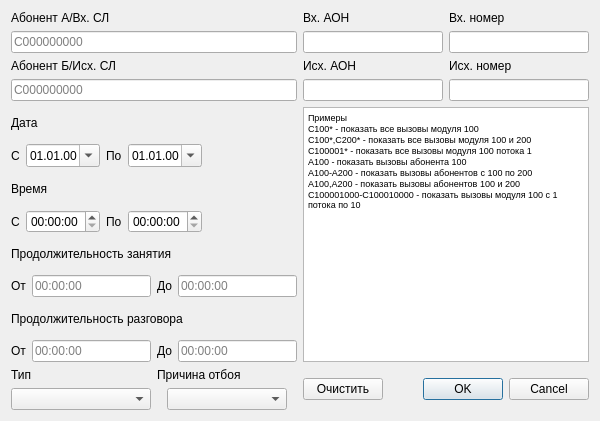
This is filterdialog.ui in Genrikh302/MTA as Qt 5 draws it before an edit. The edited form follows.
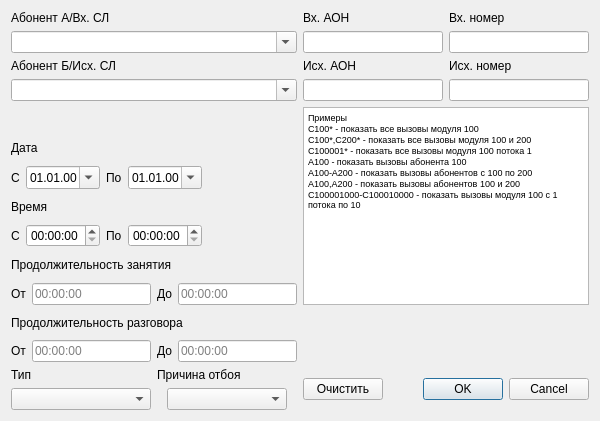
This is the edited form. Custom widgets are drawn as their Qt base class.

Diff of the .ui file:
```diff
--- a/filterdialog.ui
+++ b/filterdialog.ui
@@ -3,7 +3,7 @@
  <class>FilterDialog</class>
  <widget class="QDialog" name="FilterDialog">
   <property name="windowModality">
-   <enum>Qt::NonModal</enum>
+   <enum>Qt::WindowModal</enum>
   </property>
   <property name="geometry">
    <rect>
@@ -22,293 +22,43 @@
   <property name="sizeGripEnabled">
    <bool>false</bool>
   </property>
-  <layout class="QGridLayout" name="gridLayout_2">
-   <item row="9" column="1">
-    <layout class="QHBoxLayout" name="horizontalLayout_5">
-     <item>
-      <widget class="QPushButton" name="clearbutton">
-       <property name="text">
-        <string>Очистить</string>
-       </property>
-      </widget>
-     </item>
-     <item>
-      <widget class="QDialogButtonBox" name="buttonBox">
-       <property name="layoutDirection">
-        <enum>Qt::LeftToRight</enum>
-       </property>
-       <property name="orientation">
-        <enum>Qt::Horizontal</enum>
-       </property>
-       <property name="standardButtons">
-        <set>QDialogButtonBox::Cancel|QDialogButtonBox::Ok</set>
-       </property>
-      </widget>
-     </item>
-    </layout>
-   </item>
-   <item row="8" column="0">
-    <layout class="QHBoxLayout" name="horizontalLayout_4">
-     <item>
-      <widget class="QLabel" name="talklenfromlabel">
-       <property name="text">
-        <string>От</string>
-       </property>
-      </widget>
-     </item>
-     <item>
-      <widget class="QLineEdit" name="talklenfrom">
-       <property name="inputMask">
-        <string/>
-       </property>
-       <property name="placeholderText">
-        <string>00:00:00</string>
-       </property>
-      </widget>
-     </item>
-     <item>
-      <widget class="QLabel" name="talklentolabel">
-       <property name="text">
-        <string>До</string>
-       </property>
-      </widget>
-     </item>
-     <item>
-      <widget class="QLineEdit" name="talklento">
-       <property name="inputMask">
-        <string/>
-       </property>
-       <property name="text">
-        <string/>
-       </property>
-       <property name="placeholderText">
-        <string>00:00:00</string>
-       </property>
-      </widget>
-     </item>
-    </layout>
-   </item>
-   <item row="7" column="0">
-    <widget class="QLabel" name="talklenlabel">
-     <property name="text">
-      <string>Продолжительность разговора</string>
-     </property>
-    </widget>
-   </item>
-   <item row="2" column="0">
-    <layout class="QHBoxLayout" name="horizontalLayout">
-     <item>
-      <widget class="QLabel" name="datesincelabel">
-       <property name="text">
-        <string>С</string>
-       </property>
-      </widget>
-     </item>
-     <item>
-      <widget class="QDateEdit" name="datesince">
-       <property name="displayFormat">
-        <string>dd.MM.yy</string>
-       </property>
-       <property name="calendarPopup">
-        <bool>true</bool>
-       </property>
-      </widget>
-     </item>
-     <item>
-      <widget class="QLabel" name="datetolabel">
-       <property name="text">
-        <string>По</string>
-       </property>
-      </widget>
-     </item>
-     <item>
-      <widget class="QDateEdit" name="dateto">
-       <property name="displayFormat">
-        <string>dd.MM.yy</string>
-       </property>
-       <property name="calendarPopup">
-        <bool>true</bool>
-       </property>
-      </widget>
-     </item>
-     <item>
-      <spacer name="horizontalSpacer_3">
-       <property name="orientation">
-        <enum>Qt::Horizontal</enum>
-       </property>
-       <property name="sizeHint" stdset="0">
-        <size>
-         <width>40</width>
-         <height>20</height>
-        </size>
-       </property>
-      </spacer>
-     </item>
-    </layout>
-   </item>
-   <item row="4" column="0">
-    <layout class="QHBoxLayout" name="horizontalLayout_2">
-     <item>
-      <widget class="QLabel" name="timesincelanel">
-       <property name="text">
-        <string>С</string>
-       </property>
-      </widget>
-     </item>
-     <item>
-      <widget class="QTimeEdit" name="timesince">
-       <property name="displayFormat">
-        <string>hh:mm:ss</string>
-       </property>
-      </widget>
-     </item>
-     <item>
-      <widget class="QLabel" name="timetolable">
-       <property name="text">
-        <string>По</string>
-       </property>
-      </widget>
-     </item>
-     <item>
-      <widget class="QTimeEdit" name="timeto">
-       <property name="displayFormat">
-        <string>hh:mm:ss</string>
-       </property>
-      </widget>
-     </item>
-     <item>
-      <spacer name="horizontalSpacer">
-       <property name="orientation">
-        <enum>Qt::Horizontal</enum>
-       </property>
-       <property name="sizeHint" stdset="0">
-        <size>
-         <width>40</width>
-         <height>20</height>
-        </size>
-       </property>
-      </spacer>
-     </item>
-    </layout>
-   </item>
-   <item row="1" column="0">
-    <widget class="QLabel" name="datelabel">
-     <property name="text">
-      <string>Дата</string>
-     </property>
-    </widget>
-   </item>
-   <item row="6" column="0">
-    <layout class="QHBoxLayout" name="horizontalLayout_3">
-     <item>
-      <widget class="QLabel" name="busyfromlabel">
-       <property name="text">
-        <string>От</string>
-       </property>
-      </widget>
-     </item>
-     <item>
-      <widget class="QLineEdit" name="busyfrom">
-       <property name="inputMask">
-        <string/>
-       </property>
-       <property name="placeholderText">
-        <string>00:00:00</string>
-       </property>
-      </widget>
-     </item>
-     <item>
-      <widget class="QLabel" name="busytolabel">
-       <property name="text">
-        <string>До</string>
-       </property>
-      </widget>
-     </item>
-     <item>
-      <widget class="QLineEdit" name="busyto">
-       <property name="inputMask">
-        <string/>
-       </property>
-       <property name="text">
-        <string/>
-       </property>
-       <property name="placeholderText">
-        <string>00:00:00</string>
-       </property>
-      </widget>
-     </item>
-    </layout>
-   </item>
-   <item row="9" column="0">
-    <layout class="QGridLayout" name="gridLayout_3">
-     <item row="0" column="1">
-      <widget class="QLabel" name="reasonlabel">
-       <property name="text">
-        <string>Причина отбоя</string>
-       </property>
-      </widget>
-     </item>
-     <item row="0" column="0">
-      <widget class="QLabel" name="typelabel">
-       <property name="text">
-        <string>Тип</string>
-       </property>
-      </widget>
-     </item>
-     <item row="1" column="0">
-      <widget class="QComboBox" name="type"/>
-     </item>
-     <item row="1" column="1" alignment="Qt::AlignHCenter">
-      <widget class="QComboBox" name="reason">
-       <property name="minimumSize">
-        <size>
-         <width>120</width>
-         <height>0</height>
-        </size>
-       </property>
-       <property name="sizeIncrement">
-        <size>
-         <width>0</width>
-         <height>0</height>
-        </size>
-       </property>
-      </widget>
-     </item>
-    </layout>
-   </item>
+  <property name="modal">
+   <bool>true</bool>
+  </property>
+  <layout class="QGridLayout" name="gridLayout">
    <item row="0" column="0">
-    <layout class="QGridLayout" name="gridLayout">
-     <item row="0" column="0">
+    <layout class="QVBoxLayout" name="verticalLayout">
+     <item>
       <widget class="QLabel" name="abinlabel">
        <property name="text">
         <string>Абонент А/Вх. СЛ</string>
        </property>
       </widget>
      </item>
-     <item row="1" column="0">
-      <widget class="QLineEdit" name="abin">
-       <property name="inputMask">
-        <string/>
+     <item>
+      <widget class="QFilterComboBox" name="abin">
+       <property name="inputMethodHints">
+        <set>Qt::ImhNone</set>
        </property>
-       <property name="text">
-        <string/>
+       <property name="editable">
+        <bool>true</bool>
        </property>
-       <property name="placeholderText">
-        <string>C000000000</string>
+       <property name="duplicatesEnabled">
+        <bool>true</bool>
        </property>
       </widget>
      </item>
-     <item row="2" column="0">
+     <item>
       <widget class="QLabel" name="aboutlabel">
        <property name="text">
         <string>Абонент Б/Исх. СЛ</string>
        </property>
       </widget>
      </item>
-     <item row="3" column="0">
-      <widget class="QLineEdit" name="about">
-       <property name="placeholderText">
-        <string>C000000000</string>
+     <item>
+      <widget class="QFilterComboBox" name="about">
+       <property name="editable">
+        <bool>true</bool>
        </property>
       </widget>
      </item>
@@ -358,21 +108,7 @@
      </item>
     </layout>
    </item>
-   <item row="5" column="0">
-    <widget class="QLabel" name="busylenlabel">
-     <property name="text">
-      <string>Продолжительность занятия</string>
-     </property>
-    </widget>
-   </item>
-   <item row="3" column="0">
-    <widget class="QLabel" name="timelabel">
-     <property name="text">
-      <string>Время</string>
-     </property>
-    </widget>
-   </item>
-   <item row="1" column="1" rowspan="8">
+   <item row="1" column="1" rowspan="7">
     <widget class="QTextEdit" name="textEdit">
      <property name="readOnly">
       <bool>true</bool>
@@ -396,8 +132,282 @@
      </property>
     </widget>
    </item>
+   <item row="3" column="0">
+    <layout class="QHBoxLayout" name="horizontalLayout">
+     <item>
+      <widget class="QLabel" name="datesincelabel">
+       <property name="text">
+        <string>С</string>
+       </property>
+      </widget>
+     </item>
+     <item>
+      <widget class="QDateEdit" name="datesince">
+       <property name="displayFormat">
+        <string>dd.MM.yy</string>
+       </property>
+       <property name="calendarPopup">
+        <bool>true</bool>
+       </property>
+      </widget>
+     </item>
+     <item>
+      <widget class="QLabel" name="datetolabel">
+       <property name="text">
+        <string>По</string>
+       </property>
+      </widget>
+     </item>
+     <item>
+      <widget class="QDateEdit" name="dateto">
+       <property name="displayFormat">
+        <string>dd.MM.yy</string>
+       </property>
+       <property name="calendarPopup">
+        <bool>true</bool>
+       </property>
+      </widget>
+     </item>
+     <item>
+      <spacer name="horizontalSpacer_3">
+       <property name="orientation">
+        <enum>Qt::Horizontal</enum>
+       </property>
+       <property name="sizeHint" stdset="0">
+        <size>
+         <width>40</width>
+         <height>20</height>
+        </size>
+       </property>
+      </spacer>
+     </item>
+    </layout>
+   </item>
+   <item row="4" column="0">
+    <widget class="QLabel" name="timelabel">
+     <property name="text">
+      <string>Время</string>
+     </property>
+    </widget>
+   </item>
+   <item row="5" column="0">
+    <layout class="QHBoxLayout" name="horizontalLayout_2">
+     <item>
+      <widget class="QLabel" name="timesincelanel">
+       <property name="text">
+        <string>С</string>
+       </property>
+      </widget>
+     </item>
+     <item>
+      <widget class="QTimeEdit" name="timesince">
+       <property name="displayFormat">
+        <string>hh:mm:ss</string>
+       </property>
+      </widget>
+     </item>
+     <item>
+      <widget class="QLabel" name="timetolable">
+       <property name="text">
+        <string>По</string>
+       </property>
+      </widget>
+     </item>
+     <item>
+      <widget class="QTimeEdit" name="timeto">
+       <property name="displayFormat">
+        <string>hh:mm:ss</string>
+       </property>
+      </widget>
+     </item>
+     <item>
+      <spacer name="horizontalSpacer">
+       <property name="orientation">
+        <enum>Qt::Horizontal</enum>
+       </property>
+       <property name="sizeHint" stdset="0">
+        <size>
+         <width>40</width>
+         <height>20</height>
+        </size>
+       </property>
+      </spacer>
+     </item>
+    </layout>
+   </item>
+   <item row="6" column="0">
+    <widget class="QLabel" name="busylenlabel">
+     <property name="text">
+      <string>Продолжительность занятия</string>
+     </property>
+    </widget>
+   </item>
+   <item row="7" column="0">
+    <layout class="QHBoxLayout" name="horizontalLayout_3">
+     <item>
+      <widget class="QLabel" name="busyfromlabel">
+       <property name="text">
+        <string>От</string>
+       </property>
+      </widget>
+     </item>
+     <item>
+      <widget class="QLineEdit" name="busyfrom">
+       <property name="inputMask">
+        <string/>
+       </property>
+       <property name="placeholderText">
+        <string>00:00:00</string>
+       </property>
+      </widget>
+     </item>
+     <item>
+      <widget class="QLabel" name="busytolabel">
+       <property name="text">
+        <string>До</string>
+       </property>
+      </widget>
+     </item>
+     <item>
+      <widget class="QLineEdit" name="busyto">
+       <property name="inputMask">
+        <string/>
+       </property>
+       <property name="text">
+        <string/>
+       </property>
+       <property name="placeholderText">
+        <string>00:00:00</string>
+       </property>
+      </widget>
+     </item>
+    </layout>
+   </item>
+   <item row="8" column="0">
+    <widget class="QLabel" name="talklenlabel">
+     <property name="text">
+      <string>Продолжительность разговора</string>
+     </property>
+    </widget>
+   </item>
+   <item row="9" column="0">
+    <layout class="QHBoxLayout" name="horizontalLayout_4">
+     <item>
+      <widget class="QLabel" name="talklenfromlabel">
+       <property name="text">
+        <string>От</string>
+       </property>
+      </widget>
+     </item>
+     <item>
+      <widget class="QLineEdit" name="talklenfrom">
+       <property name="inputMask">
+        <string/>
+       </property>
+       <property name="placeholderText">
+        <string>00:00:00</string>
+       </property>
+      </widget>
+     </item>
+     <item>
+      <widget class="QLabel" name="talklentolabel">
+       <property name="text">
+        <string>До</string>
+       </property>
+      </widget>
+     </item>
+     <item>
+      <widget class="QLineEdit" name="talklento">
+       <property name="inputMask">
+        <string/>
+       </property>
+       <property name="text">
+        <string/>
+       </property>
+       <property name="placeholderText">
+        <string>00:00:00</string>
+       </property>
+      </widget>
+     </item>
+    </layout>
+   </item>
+   <item row="10" column="0">
+    <layout class="QGridLayout" name="gridLayout_3">
+     <item row="0" column="1">
+      <widget class="QLabel" name="reasonlabel">
+       <property name="text">
+        <string>Причина отбоя</string>
+       </property>
+      </widget>
+     </item>
+     <item row="0" column="0">
+      <widget class="QLabel" name="typelabel">
+       <property name="text">
+        <string>Тип</string>
+       </property>
+      </widget>
+     </item>
+     <item row="1" column="0">
+      <widget class="QComboBox" name="type"/>
+     </item>
+     <item row="1" column="1" alignment="Qt::AlignHCenter">
+      <widget class="QComboBox" name="reason">
+       <property name="minimumSize">
+        <size>
+         <width>120</width>
+         <height>0</height>
+        </size>
+       </property>
+       <property name="sizeIncrement">
+        <size>
+         <width>0</width>
+         <height>0</height>
+        </size>
+       </property>
+      </widget>
+     </item>
+    </layout>
+   </item>
+   <item row="10" column="1">
+    <layout class="QHBoxLayout" name="horizontalLayout_5">
+     <item>
+      <widget class="QPushButton" name="clearbutton">
+       <property name="text">
+        <string>Очистить</string>
+       </property>
+      </widget>
+     </item>
+     <item>
+      <widget class="QDialogButtonBox" name="buttonBox">
+       <property name="layoutDirection">
+        <enum>Qt::LeftToRight</enum>
+       </property>
+       <property name="orientation">
+        <enum>Qt::Horizontal</enum>
+       </property>
+       <property name="standardButtons">
+        <set>QDialogButtonBox::Cancel|QDialogButtonBox::Ok</set>
+       </property>
+      </widget>
+     </item>
+    </layout>
+   </item>
+   <item row="2" column="0">
+    <widget class="QLabel" name="datelabel">
+     <property name="text">
+      <string>Дата</string>
+     </property>
+    </widget>
+   </item>
   </layout>
  </widget>
+ <customwidgets>
+  <customwidget>
+   <class>QFilterComboBox</class>
+   <extends>QComboBox</extends>
+   <header>qfiltercombobox.h</header>
+  </customwidget>
+ </customwidgets>
  <resources/>
  <connections>
   <connection>
```
